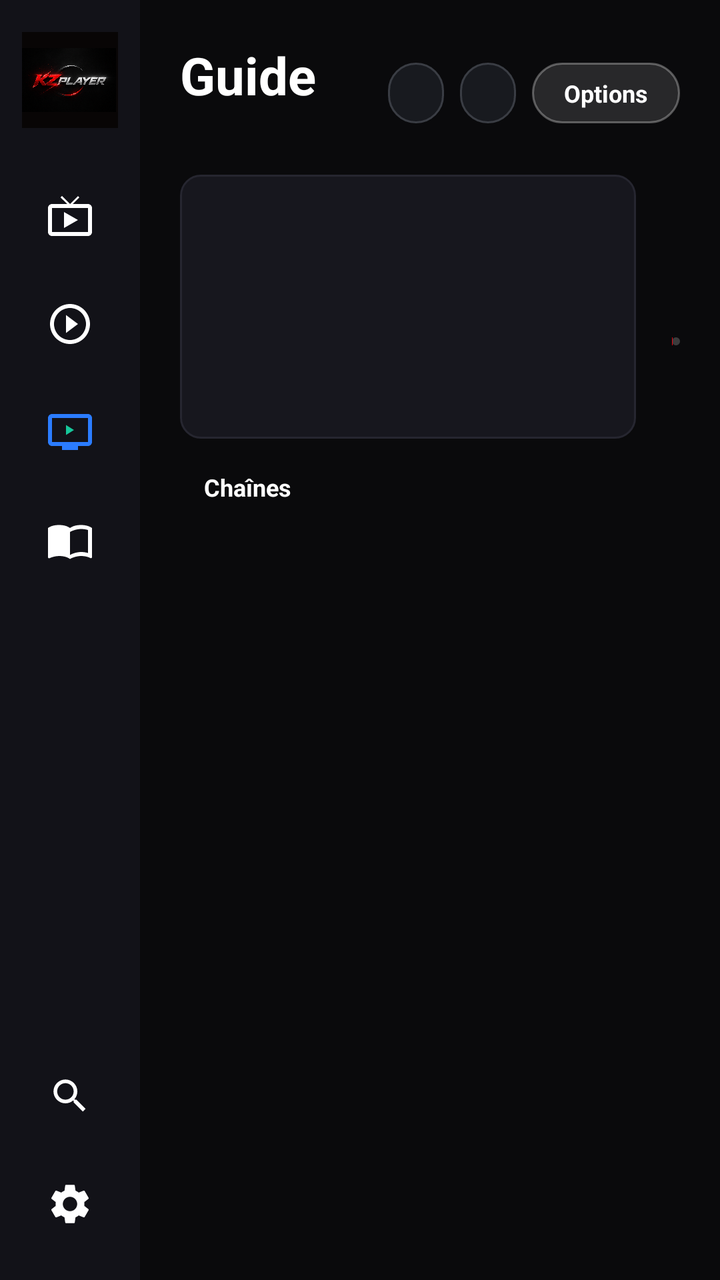
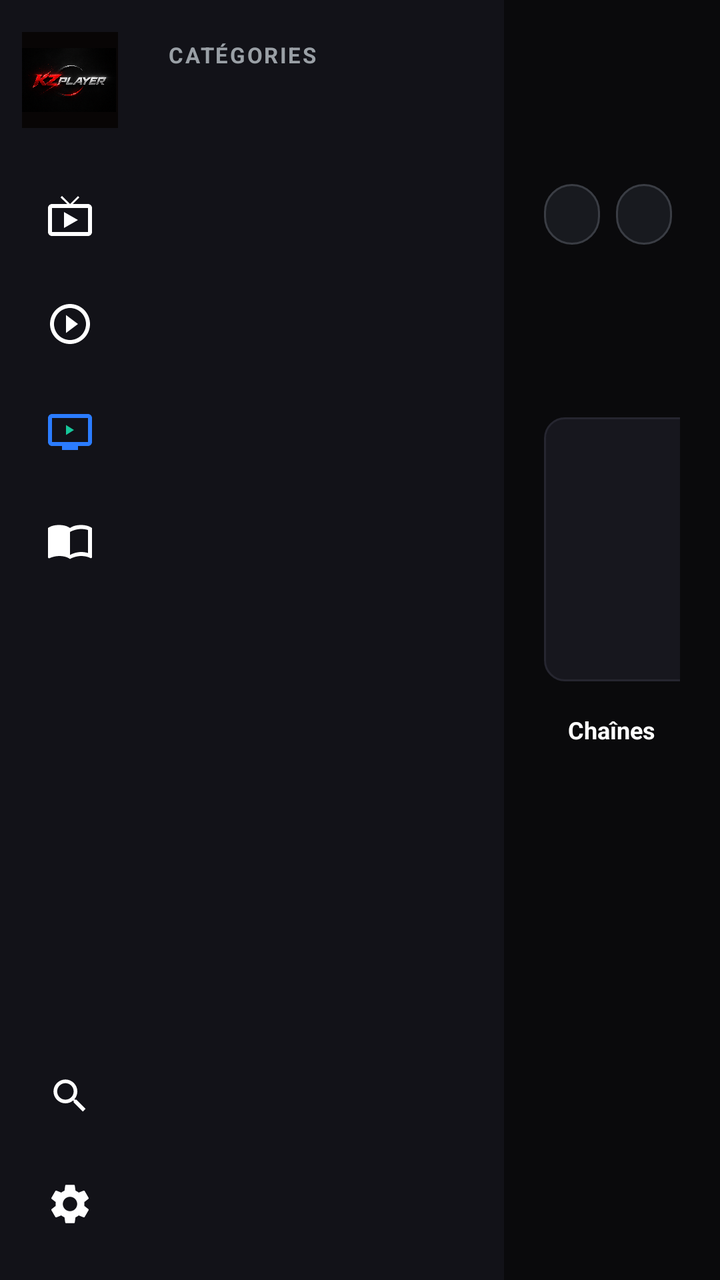

The first picture is an Android layout as it rendered before a commit; the second is the same layout after the commit. The layout source and the unified diff follow.
<!-- AndroidManifest.xml: application theme Theme.KZ -->
<!-- res/layout/activity_new_guide.xml -->
<?xml version="1.0" encoding="utf-8"?>
<LinearLayout xmlns:android="http://schemas.android.com/apk/res/android"
    android:layout_width="match_parent"
    android:layout_height="match_parent"
    android:orientation="horizontal"
    android:background="@color/bg">

    <include layout="@layout/newtivi_sidebar" />

    <LinearLayout
        android:layout_width="0dp"
        android:layout_height="match_parent"
        android:layout_weight="1"
        android:orientation="vertical"
        android:padding="20dp">

        
        <LinearLayout
            android:layout_width="match_parent"
            android:layout_height="wrap_content"
            android:orientation="horizontal"
            android:gravity="center_vertical">
            <LinearLayout
                android:layout_width="0dp"
                android:layout_height="wrap_content"
                android:layout_weight="1"
                android:orientation="vertical">
                <TextView
                    android:id="@+id/screenTitleTv"
                    android:layout_width="wrap_content"
                    android:layout_height="wrap_content"
                    android:text="Guide"
                    android:textColor="@color/text"
                    android:textSize="26sp"
                    android:textStyle="bold" />
                <TextView
                    android:id="@+id/sourceTv"
                    android:layout_width="wrap_content"
                    android:layout_height="wrap_content"
                    android:textColor="@color/muted"
                    android:textSize="12sp"
                    android:maxLines="1"
                    android:ellipsize="end"
                    android:layout_marginTop="2dp" />
            </LinearLayout>
            <TextView
                android:id="@+id/dateTv"
                android:layout_width="wrap_content"
                android:layout_height="wrap_content"
                android:background="@drawable/bg_fav_chip"
                android:paddingStart="14dp"
                android:paddingEnd="14dp"
                android:paddingTop="7dp"
                android:paddingBottom="7dp"
                android:layout_marginEnd="8dp"
                android:textColor="@color/text"
                android:textSize="12sp" />
            <TextView
                android:id="@+id/clockTv"
                android:layout_width="wrap_content"
                android:layout_height="wrap_content"
                android:background="@drawable/bg_fav_chip"
                android:paddingStart="14dp"
                android:paddingEnd="14dp"
                android:paddingTop="7dp"
                android:paddingBottom="7dp"
                android:layout_marginEnd="8dp"
                android:textColor="@color/text"
                android:textSize="12sp" />
            <TextView
                android:id="@+id/optionsBtn"
                android:layout_width="wrap_content"
                android:layout_height="wrap_content"
                android:text="Options"
                android:background="@drawable/bg_ghost_btn"
                android:paddingStart="16dp"
                android:paddingEnd="16dp"
                android:paddingTop="7dp"
                android:paddingBottom="7dp"
                android:textColor="@color/text"
                android:textSize="12sp"
                android:textStyle="bold"
                android:clickable="true"
                android:focusable="true" />
        </LinearLayout>

        
        <LinearLayout
            android:layout_width="match_parent"
            android:layout_height="132dp"
            android:orientation="horizontal"
            android:layout_marginTop="14dp">
            <ImageView
                android:id="@+id/heroImg"
                android:layout_width="228dp"
                android:layout_height="match_parent"
                android:scaleType="centerCrop"
                android:background="@drawable/bg_tile"
                android:contentDescription="@null" />
            <LinearLayout
                android:layout_width="0dp"
                android:layout_height="match_parent"
                android:layout_weight="1"
                android:orientation="vertical"
                android:gravity="center_vertical"
                android:paddingStart="18dp">
                <TextView
                    android:id="@+id/heroTitle"
                    android:layout_width="match_parent"
                    android:layout_height="wrap_content"
                    android:textColor="@color/text"
                    android:textSize="20sp"
                    android:textStyle="bold"
                    android:maxLines="2"
                    android:ellipsize="end" />
                <TextView
                    android:id="@+id/heroTime"
                    android:layout_width="wrap_content"
                    android:layout_height="wrap_content"
                    android:textColor="@color/accent"
                    android:textStyle="bold"
                    android:textSize="12sp"
                    android:layout_marginTop="6dp" />
                <LinearLayout
                    android:layout_width="match_parent"
                    android:layout_height="4dp"
                    android:orientation="horizontal"
                    android:layout_marginTop="8dp"
                    android:background="@drawable/bg_progress_track">
                    <View
                        android:id="@+id/heroProgFill"
                        android:layout_width="0dp"
                        android:layout_height="match_parent"
                        android:layout_weight="0.12"
                        android:background="@drawable/bg_progress_fill" />
                    <View
                        android:id="@+id/heroProgRest"
                        android:layout_width="0dp"
                        android:layout_height="match_parent"
                        android:layout_weight="0.88" />
                </LinearLayout>
                <TextView
                    android:id="@+id/heroPctTv"
                    android:layout_width="wrap_content"
                    android:layout_height="wrap_content"
                    android:textColor="@color/muted"
                    android:textSize="11sp"
                    android:layout_marginTop="5dp"
                    android:visibility="gone" />
                <TextView
                    android:id="@+id/heroDesc"
                    android:layout_width="match_parent"
                    android:layout_height="wrap_content"
                    android:textColor="#CCFFFFFF"
                    android:textSize="12sp"
                    android:maxLines="2"
                    android:ellipsize="end"
                    android:layout_marginTop="6dp" />
            </LinearLayout>
        </LinearLayout>

        
        <LinearLayout
            android:layout_width="match_parent"
            android:layout_height="wrap_content"
            android:orientation="horizontal"
            android:layout_marginTop="16dp"
            android:paddingBottom="8dp">
            <TextView
                android:id="@+id/sectionTv"
                android:layout_width="196dp"
                android:layout_height="wrap_content"
                android:text="Cha\u00eenes"
                android:paddingStart="12dp"
                android:textColor="@color/text"
                android:textStyle="bold"
                android:textSize="12sp"
                android:maxLines="1"
                android:ellipsize="end" />
            <TextView
                android:id="@+id/timeH1"
                android:layout_width="0dp"
                android:layout_height="wrap_content"
                android:layout_weight="1"
                android:textColor="@color/text"
                android:textStyle="bold"
                android:textSize="11sp" />
            <TextView
                android:id="@+id/timeH2"
                android:layout_width="0dp"
                android:layout_height="wrap_content"
                android:layout_weight="1"
                android:textColor="@color/muted"
                android:textSize="11sp" />
            <TextView
                android:id="@+id/timeH3"
                android:layout_width="0dp"
                android:layout_height="wrap_content"
                android:layout_weight="1"
                android:textColor="@color/muted"
                android:textSize="11sp" />
            <TextView
                android:id="@+id/timeH4"
                android:layout_width="0dp"
                android:layout_height="wrap_content"
                android:layout_weight="1"
                android:textColor="@color/muted"
                android:textSize="11sp" />
        </LinearLayout>

        <FrameLayout
            android:layout_width="match_parent"
            android:layout_height="0dp"
            android:layout_weight="1">
            <androidx.recyclerview.widget.RecyclerView
                android:id="@+id/channelRv"
                android:layout_width="match_parent"
                android:layout_height="match_parent" />
            <ProgressBar
                android:id="@+id/progress"
                android:layout_width="wrap_content"
                android:layout_height="wrap_content"
                android:layout_gravity="center"
                android:visibility="gone" />
            <TextView
                android:id="@+id/msgTv"
                android:layout_width="wrap_content"
                android:layout_height="wrap_content"
                android:layout_gravity="center"
                android:textColor="@color/muted"
                android:gravity="center" />
        </FrameLayout>
    </LinearLayout>
</LinearLayout>
<!-- res/layout/newtivi_sidebar.xml (included above) -->
<?xml version="1.0" encoding="utf-8"?>
<LinearLayout xmlns:android="http://schemas.android.com/apk/res/android"
    android:id="@+id/ntSidebar"
    android:layout_width="70dp"
    android:layout_height="match_parent"
    android:orientation="vertical"
    android:background="@color/bg2"
    android:paddingStart="10dp"
    android:paddingEnd="10dp">

    <ImageView
        android:id="@+id/logoIv"
        android:layout_width="48dp"
        android:layout_height="48dp"
        android:layout_gravity="center_horizontal"
        android:layout_marginTop="16dp"
        android:layout_marginBottom="20dp"
        android:src="@drawable/kz_logo_icon"
        android:scaleType="fitCenter"
        android:contentDescription="@null" />

    <LinearLayout
        android:id="@+id/navTv"
        android:layout_width="match_parent"
        android:layout_height="48dp"
        android:layout_marginBottom="6dp"
        android:orientation="horizontal"
        android:gravity="center_vertical"
        android:paddingStart="13dp"
        android:clickable="true"
        android:focusable="true"
        android:background="@drawable/bg_nav_item">
        <ImageView
            android:id="@+id/navTvImg"
            android:layout_width="24dp"
            android:layout_height="24dp"
            android:src="@drawable/ic_live_tv"
            android:contentDescription="@null" />
        <TextView
            android:id="@+id/navTvLabel"
            android:layout_width="wrap_content"
            android:layout_height="wrap_content"
            android:text="TV"
            android:textColor="@color/muted"
            android:textSize="14sp"
            android:textStyle="bold"
            android:layout_marginStart="16dp"
            android:visibility="gone" />
    </LinearLayout>

    <LinearLayout
        android:id="@+id/navMovies"
        android:layout_width="match_parent"
        android:layout_height="48dp"
        android:layout_marginBottom="6dp"
        android:orientation="horizontal"
        android:gravity="center_vertical"
        android:paddingStart="13dp"
        android:clickable="true"
        android:focusable="true"
        android:background="@drawable/bg_nav_item">
        <ImageView
            android:id="@+id/navMoviesImg"
            android:layout_width="24dp"
            android:layout_height="24dp"
            android:src="@drawable/ic_movie"
            android:contentDescription="@null" />
        <TextView
            android:id="@+id/navMoviesLabel"
            android:layout_width="wrap_content"
            android:layout_height="wrap_content"
            android:text="Films"
            android:textColor="@color/muted"
            android:textSize="14sp"
            android:textStyle="bold"
            android:layout_marginStart="16dp"
            android:visibility="gone" />
    </LinearLayout>

    <LinearLayout
        android:id="@+id/navSeries"
        android:layout_width="match_parent"
        android:layout_height="48dp"
        android:layout_marginBottom="6dp"
        android:orientation="horizontal"
        android:gravity="center_vertical"
        android:paddingStart="13dp"
        android:clickable="true"
        android:focusable="true"
        android:background="@drawable/bg_nav_item">
        <ImageView
            android:id="@+id/navSeriesImg"
            android:layout_width="24dp"
            android:layout_height="24dp"
            android:src="@drawable/ic_tv"
            android:contentDescription="@null" />
        <TextView
            android:id="@+id/navSeriesLabel"
            android:layout_width="wrap_content"
            android:layout_height="wrap_content"
            android:text="S\u00e9ries"
            android:textColor="@color/muted"
            android:textSize="14sp"
            android:textStyle="bold"
            android:layout_marginStart="16dp"
            android:visibility="gone" />
    </LinearLayout>

    <LinearLayout
        android:id="@+id/navGuide"
        android:layout_width="match_parent"
        android:layout_height="48dp"
        android:orientation="horizontal"
        android:gravity="center_vertical"
        android:paddingStart="13dp"
        android:clickable="true"
        android:focusable="true"
        android:background="@drawable/bg_nav_item">
        <ImageView
            android:id="@+id/navGuideImg"
            android:layout_width="24dp"
            android:layout_height="24dp"
            android:src="@drawable/ic_epg"
            android:contentDescription="@null" />
        <TextView
            android:id="@+id/navGuideLabel"
            android:layout_width="wrap_content"
            android:layout_height="wrap_content"
            android:text="Guide"
            android:textColor="@color/muted"
            android:textSize="14sp"
            android:textStyle="bold"
            android:layout_marginStart="16dp"
            android:visibility="gone" />
    </LinearLayout>

    <View
        android:layout_width="match_parent"
        android:layout_height="0dp"
        android:layout_weight="1" />

    <LinearLayout
        android:id="@+id/navSearch"
        android:layout_width="match_parent"
        android:layout_height="48dp"
        android:layout_marginBottom="6dp"
        android:orientation="horizontal"
        android:gravity="center_vertical"
        android:paddingStart="14dp"
        android:clickable="true"
        android:focusable="true"
        android:background="@drawable/bg_nav_item">
        <ImageView
            android:id="@+id/navSearchImg"
            android:layout_width="22dp"
            android:layout_height="22dp"
            android:src="@drawable/ic_search"
            android:contentDescription="@null" />
        <TextView
            android:id="@+id/navSearchLabel"
            android:layout_width="wrap_content"
            android:layout_height="wrap_content"
            android:text="Recherche"
            android:textColor="@color/muted"
            android:textSize="14sp"
            android:textStyle="bold"
            android:layout_marginStart="18dp"
            android:visibility="gone" />
    </LinearLayout>

    <LinearLayout
        android:id="@+id/navSettings"
        android:layout_width="match_parent"
        android:layout_height="48dp"
        android:layout_marginBottom="14dp"
        android:orientation="horizontal"
        android:gravity="center_vertical"
        android:paddingStart="13dp"
        android:clickable="true"
        android:focusable="true"
        android:background="@drawable/bg_nav_item">
        <ImageView
            android:id="@+id/navSettingsImg"
            android:layout_width="24dp"
            android:layout_height="24dp"
            android:src="@drawable/ic_settings"
            android:contentDescription="@null" />
        <TextView
            android:id="@+id/navSettingsLabel"
            android:layout_width="wrap_content"
            android:layout_height="wrap_content"
            android:text="R\u00e9glages"
            android:textColor="@color/muted"
            android:textSize="14sp"
            android:textStyle="bold"
            android:layout_marginStart="16dp"
            android:visibility="gone" />
    </LinearLayout>
</LinearLayout>
<!-- resources referenced by this layout -->
<resources>
  <color name="accent">#E50914</color>
  <color name="bg">#0A0A0C</color>
  <color name="bg2">#121218</color>
  <color name="muted">#9AA0A6</color>
  <color name="text">#FFFFFF</color>
  <!-- drawable bg_progress_fill (drawable) -->
  <?xml version="1.0" encoding="utf-8"?>
  <shape xmlns:android="http://schemas.android.com/apk/res/android" android:shape="rectangle">
      <solid android:color="@color/accent" />
      <corners android:radius="2dp" />
  </shape>
  <!-- drawable bg_progress_track (drawable) -->
  <?xml version="1.0" encoding="utf-8"?>
  <shape xmlns:android="http://schemas.android.com/apk/res/android" android:shape="rectangle">
      <solid android:color="#33FFFFFF" />
      <corners android:radius="2dp" />
  </shape>
  <!-- drawable ic_live_tv (drawable) -->
  <?xml version="1.0" encoding="utf-8"?>
  <vector xmlns:android="http://schemas.android.com/apk/res/android"
      android:width="24dp" android:height="24dp"
      android:viewportWidth="24" android:viewportHeight="24">
      <path android:fillColor="#FFFFFF" android:pathData="M21,6h-7.59l3.29,-3.29L16,2l-4,4 -4,-4 -0.71,0.71L10.59,6H3C1.9,6 1,6.89 1,8v12c0,1.1 0.9,2 2,2h18c1.1,0 2,-0.9 2,-2L23,8c0,-1.11 -0.9,-2 -2,-2zM21,20L3,20L3,8h18v12zM9,10v8l7,-4z" />
  </vector>
  <!-- drawable ic_movie (drawable) -->
  <?xml version="1.0" encoding="utf-8"?>
  <vector xmlns:android="http://schemas.android.com/apk/res/android"
      android:width="24dp" android:height="24dp"
      android:viewportWidth="24" android:viewportHeight="24">
      <path android:fillColor="#FFFFFF" android:pathData="M10,16.5l6,-4.5 -6,-4.5v9zM12,2C6.48,2 2,6.48 2,12s4.48,10 10,10 10,-4.48 10,-10S17.52,2 12,2zM12,20c-4.41,0 -8,-3.59 -8,-8s3.59,-8 8,-8 8,3.59 8,8 -3.59,8 -8,8z" />
  </vector>
  <!-- drawable ic_search (drawable) -->
  <?xml version="1.0" encoding="utf-8"?>
  <vector xmlns:android="http://schemas.android.com/apk/res/android"
      android:width="24dp" android:height="24dp"
      android:viewportWidth="24" android:viewportHeight="24">
      <path android:fillColor="#FFFFFF" android:pathData="M15.5,14h-0.79l-0.28,-0.27C15.41,12.59 16,11.11 16,9.5 16,5.91 13.09,3 9.5,3S3,5.91 3,9.5 5.91,16 9.5,16c1.61,0 3.09,-0.59 4.23,-1.57l0.27,0.28v0.79l5,4.99L20.49,19l-4.99,-5zM9.5,14C7.01,14 5,11.99 5,9.5S7.01,5 9.5,5 14,7.01 14,9.5 11.99,14 9.5,14z" />
  </vector>
  <!-- drawable ic_tv (drawable) -->
  <vector xmlns:android="http://schemas.android.com/apk/res/android"
      android:width="48dp"
      android:height="48dp"
      android:viewportWidth="24"
      android:viewportHeight="24">
      <path
          android:fillColor="#2B7CFF"
          android:pathData="M21,3H3C1.9,3 1,3.9 1,5v12c0,1.1 0.9,2 2,2h5v2h8v-2h5c1.1,0 2,-0.9 2,-2V5C23,3.9 22.1,3 21,3zM21,17H3V5h18V17z" />
      <path
          android:fillColor="#16C79A"
          android:pathData="M10,8.5v5l4,-2.5z" />
  </vector>
  <style name="Theme.KZ" parent="Theme.Material3.DayNight.NoActionBar">
          <item name="android:windowBackground">@color/bg</item>
          <item name="android:statusBarColor">@color/bg</item>
          <item name="android:navigationBarColor">@color/bg</item>
          <item name="colorPrimary">@color/accent</item>
          <item name="colorOnPrimary">@color/text</item>
      </style>
  <color name="accent2">#B0060F</color>
  <color name="card">#17171E</color>
  <color name="stroke">#262630</color>
  <!-- unchanged entries left out for length: 7 -->
</resources>

<!-- the commit's change to res/layout/activity_new_guide.xml (unified diff, before → after) -->
@@ -6,6 +6,32 @@
     android:background="@color/bg">
 
     <include layout="@layout/newtivi_sidebar" />
+
+    
+    <LinearLayout
+        android:layout_width="182dp"
+        android:layout_height="match_parent"
+        android:orientation="vertical"
+        android:background="@color/bg2"
+        android:paddingStart="14dp"
+        android:paddingEnd="10dp"
+        android:paddingTop="20dp">
+        <TextView
+            android:layout_width="wrap_content"
+            android:layout_height="wrap_content"
+            android:text="CAT\u00c9GORIES"
+            android:textColor="@color/muted"
+            android:textSize="11sp"
+            android:textStyle="bold"
+            android:letterSpacing="0.08"
+            android:layout_marginBottom="10dp" />
+        <androidx.recyclerview.widget.RecyclerView
+            android:id="@+id/catRv"
+            android:layout_width="match_parent"
+            android:layout_height="match_parent"
+            android:clipToPadding="false"
+            android:paddingBottom="20dp" />
+    </LinearLayout>
 
     <LinearLayout
         android:layout_width="0dp"
